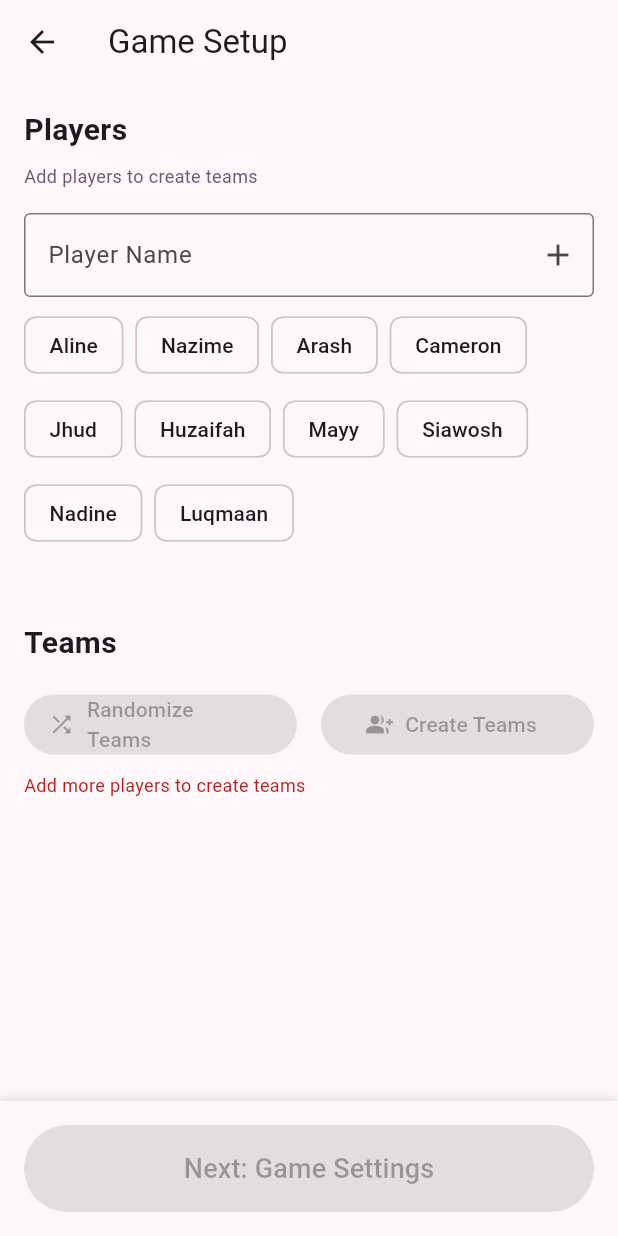
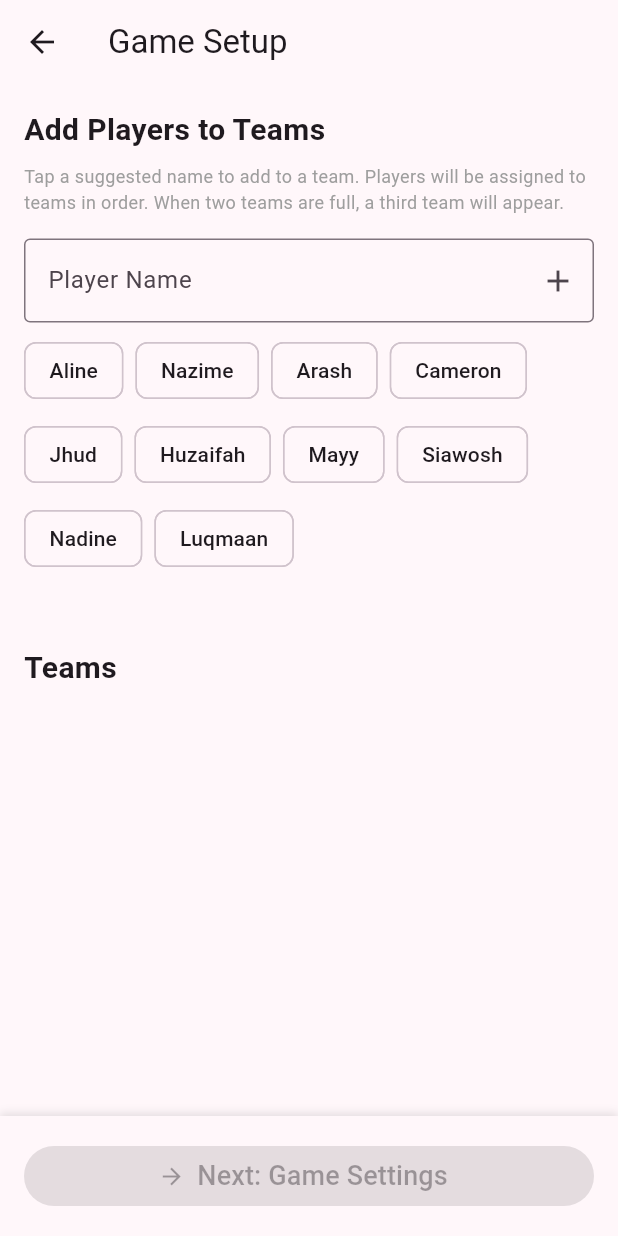
Before and after one commit to luqmaany/frequency, a Flutter app: the screen it shows after launch, after a tap on "Start Game", on a phone screen of 412 x 824 dp. Run offline on Flutter 3.47's test engine with Material 3 defaults, Android fonts, the phone set to English and light mode, and no system bars; our stand-ins replace flutter_card_swiper, flutter_riverpod.

Commit message:
Refactor category selection and game setup screens to improve user interaction and UI clarity. Update category selection logic to prevent spinning when a category is selected. Enhance game setup by removing team creation dialog and integrating team management directly into the game setup process, including player assignment and team shuffling functionality.

```diff
--- a/lib/screens/game_setup_screen.dart
+++ b/lib/screens/game_setup_screen.dart
@@ -2,7 +2,6 @@ import 'package:flutter/material.dart';
 import 'package:flutter_riverpod/flutter_riverpod.dart';
 import '../services/game_setup_provider.dart';
 import '../widgets/player_input.dart';
-import '../widgets/team_creation_dialog.dart';
 import 'game_settings_screen.dart';
 
 class GameSetupScreen extends ConsumerStatefulWidget {
@@ -45,7 +44,6 @@ class _GameSetupScreenState extends ConsumerState<GameSetupScreen> {
   Widget build(BuildContext context) {
     final gameConfig = ref.watch(gameSetupProvider);
     final playerCount = gameConfig.playerNames.length;
-    final canCreateTeams = playerCount >= 4 && playerCount % 2 == 0;
 
     return Scaffold(
       appBar: AppBar(
@@ -58,7 +56,7 @@ class _GameSetupScreenState extends ConsumerState<GameSetupScreen> {
               padding: const EdgeInsets.all(16),
               children: [
                 const Text(
-                  'Players',
+                  'Add Players to Teams',
                   style: TextStyle(
                     fontSize: 20,
                     fontWeight: FontWeight.bold,
@@ -66,9 +64,9 @@ class _GameSetupScreenState extends ConsumerState<GameSetupScreen> {
                 ),
                 const SizedBox(height: 8),
                 Text(
-                  'Add players to create teams',
+                  'Tap a suggested name to add to a team. Players will be assigned to teams in order. When two teams are full, a third team will appear.',
                   style: TextStyle(
-                    color: Theme.of(context).colorScheme.secondary,
+                    color: Colors.grey,
                     fontSize: 12,
                   ),
                 ),
@@ -82,55 +80,6 @@ class _GameSetupScreenState extends ConsumerState<GameSetupScreen> {
                     fontWeight: FontWeight.bold,
                   ),
                 ),
-                const SizedBox(height: 16),
-                Row(
-                  children: [
-                    Expanded(
-                      child: ElevatedButton.icon(
-                        onPressed: canCreateTeams && !_isRandomizing
-                            ? _randomizeTeams
-                            : null,
-                        icon: _isRandomizing
-                            ? const SizedBox(
-                                width: 20,
-                                height: 20,
-                                child: CircularProgressIndicator(
-                                  strokeWidth: 2,
-                                ),
-                              )
-                            : const Icon(Icons.shuffle),
-                        label: Text(_isRandomizing ? 'Randomizing...' : 'Randomize Teams'),
-                      ),
-                    ),
-                    const SizedBox(width: 16),
-                    Expanded(
-                      child: ElevatedButton.icon(
-                        onPressed: canCreateTeams
-                            ? () {
-                                showDialog(
-                                  context: context,
-                                  builder: (context) => const TeamCreationDialog(),
-                                );
-                              }
-                            : null,
-                        icon: const Icon(Icons.group_add),
-                        label: const Text('Create Teams'),
-                      ),
-                    ),
-                  ],
-                ),
-                if (!canCreateTeams) ...[
-                  const SizedBox(height: 8),
-                  Text(
-                    playerCount < 4
-                        ? 'Add more players to create teams'
-                        : 'Add one more player to create teams',
-                    style: TextStyle(
-                      color: Theme.of(context).colorScheme.error,
-                      fontSize: 12,
-                    ),
-                  ),
-                ],
                 const SizedBox(height: 16),
                 if (gameConfig.teams.isNotEmpty)
                   ...gameConfig.teams.asMap().entries.map((entry) {
@@ -153,7 +102,14 @@ class _GameSetupScreenState extends ConsumerState<GameSetupScreen> {
                             Wrap(
                               spacing: 8,
                               children: team.map((player) {
-                                return Chip(label: Text(player));
+                                return Chip(
+                                  label: Text(player),
+                                  onDeleted: () {
+                                    ref
+                                        .read(gameSetupProvider.notifier)
+                                        .removePlayer(player);
+                                  },
+                                );
                               }).toList(),
                             ),
                           ],
@@ -161,6 +117,23 @@ class _GameSetupScreenState extends ConsumerState<GameSetupScreen> {
                       ),
                     );
                   }),
+                if (gameConfig.teams.expand((t) => t).isNotEmpty)
+                  Padding(
+                    padding: const EdgeInsets.symmetric(vertical: 16.0),
+                    child: Center(
+                      child: ElevatedButton.icon(
+                        onPressed: () {
+                          ref.read(gameSetupProvider.notifier).shuffleTeams();
+                        },
+                        icon: const Icon(Icons.shuffle),
+                        label: const Text('Shuffle Teams'),
+                        style: ElevatedButton.styleFrom(
+                          padding: const EdgeInsets.symmetric(
+                              horizontal: 24, vertical: 16),
+                        ),
+                      ),
+                    ),
+                  ),
               ],
             ),
           ),
@@ -176,21 +149,23 @@ class _GameSetupScreenState extends ConsumerState<GameSetupScreen> {
                 ),
               ],
             ),
-            child: ElevatedButton(
-              onPressed: canCreateTeams && gameConfig.teams.isNotEmpty
+            child: Row(
+              children: [
+                Expanded(
+                  child: ElevatedButton.icon(
+                    onPressed: gameConfig.teams.isNotEmpty &&
+                            gameConfig.teams.every((team) => team.length == 2)
                         ? () {
                             Navigator.of(context).push(
                               MaterialPageRoute(
-                          builder: (context) => const GameSettingsScreen(),
+                                builder: (context) =>
+                                    const GameSettingsScreen(),
                               ),
                             );
                           }
                         : null,
-              style: ElevatedButton.styleFrom(
-                padding: const EdgeInsets.all(16),
-                minimumSize: const Size(double.infinity, 56),
-              ),
-              child: const Text(
+                    icon: const Icon(Icons.arrow_forward),
+                    label: const Text(
                       'Next: Game Settings',
                       style: TextStyle(fontSize: 18),
                     ),
@@ -198,6 +173,9 @@ class _GameSetupScreenState extends ConsumerState<GameSetupScreen> {
                 ),
               ],
             ),
+          ),
+        ],
+      ),
     );
   }
 }
--- a/lib/screens/scoreboard_screen.dart
+++ b/lib/screens/scoreboard_screen.dart
@@ -61,7 +61,7 @@ class ScoreboardScreen extends ConsumerWidget {
 
     return Scaffold(
       appBar: AppBar(
-        title: Text('Round $roundNumber Scoreboard'),
+        title: Text(''),
         automaticallyImplyLeading: false,
       ),
       body: Padding(
@@ -70,7 +70,7 @@ class ScoreboardScreen extends ConsumerWidget {
           crossAxisAlignment: CrossAxisAlignment.stretch,
           children: [
             Text(
-              'Team Scores',
+              'Round $roundNumber',
               style: Theme.of(context).textTheme.headlineMedium,
               textAlign: TextAlign.center,
             ),
--- a/lib/widgets/player_input.dart
+++ b/lib/widgets/player_input.dart
@@ -10,7 +10,7 @@ class PlayerInput extends ConsumerStatefulWidget {
 }
 
 class _PlayerInputState extends ConsumerState<PlayerInput> {
-  final _controller = TextEditingController();
+  final TextEditingController _controller = TextEditingController();
   final List<String> _suggestedNames = [
     'Aline',
     'Nazime',
@@ -32,18 +32,49 @@ class _PlayerInputState extends ConsumerState<PlayerInput> {
   }
 
   void _addPlayer() {
-    if (_controller.text.isNotEmpty) {
-      try {
-        ref.read(gameSetupProvider.notifier).addPlayer(_controller.text);
+    final name = _controller.text.trim();
+    if (name.isEmpty) return;
+    final gameConfig = ref.read(gameSetupProvider);
+    final exists = gameConfig.playerNames
+        .any((n) => n.toLowerCase() == name.toLowerCase());
+    final suggested = _suggestedNames.firstWhere(
+      (s) => s.toLowerCase() == name.toLowerCase(),
+      orElse: () => '',
+    );
+    if (exists) {
+      if (suggested.isNotEmpty) {
+        // If it's in suggestions and already in a team, just add from suggestions (shouldn't happen, but for safety)
+        ref.read(gameSetupProvider.notifier).addPlayer(suggested);
         _controller.clear();
         setState(() {
           _errorMessage = null;
         });
-      } catch (e) {
+      } else {
         setState(() {
-          _errorMessage = e.toString();
+          _errorMessage = '${name} is already in a team';
         });
       }
+      return;
+    }
+    // If it's in suggestions, add from suggestions
+    if (suggested.isNotEmpty) {
+      ref.read(gameSetupProvider.notifier).addPlayer(suggested);
+      _controller.clear();
+      setState(() {
+        _errorMessage = null;
+      });
+      return;
+    }
+    try {
+      ref.read(gameSetupProvider.notifier).addPlayer(name);
+      _controller.clear();
+      setState(() {
+        _errorMessage = null;
+      });
+    } catch (e) {
+      setState(() {
+        _errorMessage = e.toString();
+      });
     }
   }
 
@@ -86,25 +117,12 @@ class _PlayerInputState extends ConsumerState<PlayerInput> {
             return ActionChip(
               label: Text(suggestion),
               onPressed: () {
-                _controller.text = suggestion;
-                _addPlayer();
+                ref.read(gameSetupProvider.notifier).addPlayer(suggestion);
               },
             );
           }).toList(),
         ),
         const SizedBox(height: 16),
-        Wrap(
-          spacing: 8,
-          runSpacing: 8,
-          children: gameConfig.playerNames.map((name) {
-            return Chip(
-              label: Text(name),
-              onDeleted: () {
-                ref.read(gameSetupProvider.notifier).removePlayer(name);
-              },
-            );
-          }).toList(),
-        ),
       ],
     );
   }
```
Also changed, not shown: lib/screens/category_selection_screen.dart (+3 -8 lines), lib/services/game_setup_provider.dart (+58 -17 lines), lib/widgets/team_creation_dialog.dart (deleted, +0 -157 lines). Lines whose indentation alone changed are shown as unchanged.
